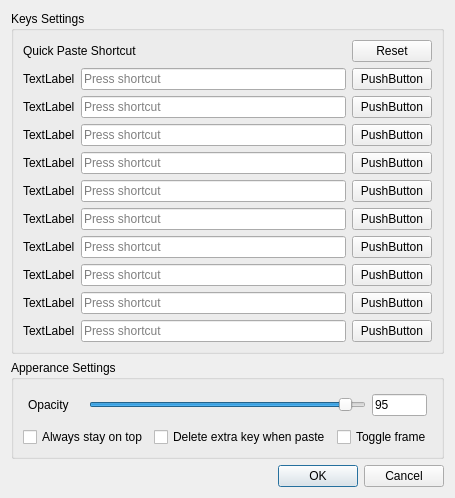
First picture: the form in user_interface/design/settings.ui, repository Ivan-812/Better-clipboard, before the edit.
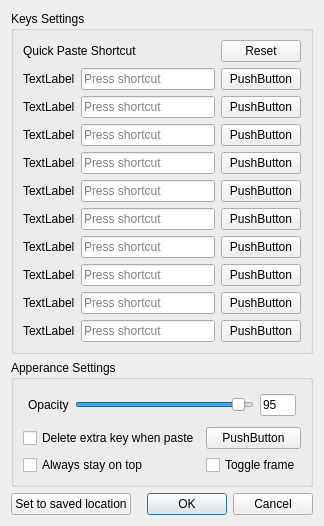
Second picture: the form after the edit.

Commit message: Add window location control

Patch:
```diff
--- a/user_interface/design/settings.ui
+++ b/user_interface/design/settings.ui
@@ -7,7 +7,7 @@
     <x>0</x>
     <y>0</y>
     <width>310</width>
-    <height>405</height>
+    <height>428</height>
    </rect>
   </property>
   <property name="windowTitle">
@@ -308,31 +308,47 @@
        </layout>
       </item>
       <item>
-       <layout class="QHBoxLayout" name="switch_container" stretch="0,0,0">
-        <item>
+       <layout class="QGridLayout" name="gridLayout">
+        <item row="1" column="0">
          <widget class="QCheckBox" name="stay_on_top">
           <property name="text">
            <string>Always stay on top</string>
           </property>
          </widget>
         </item>
-        <item>
-         <widget class="QCheckBox" name="delete_extra_key">
-          <property name="text">
-           <string>Delete extra key when paste</string>
-          </property>
-         </widget>
-        </item>
-        <item>
+        <item row="1" column="2">
          <widget class="QCheckBox" name="toggle_frame">
           <property name="text">
            <string>Toggle frame</string>
           </property>
          </widget>
         </item>
+        <item row="0" column="0">
+         <widget class="QCheckBox" name="delete_extra_key">
+          <property name="text">
+           <string>Delete extra key when paste</string>
+          </property>
+         </widget>
+        </item>
+        <item row="0" column="2">
+         <widget class="QPushButton" name="lock_location_button">
+          <property name="text">
+           <string>PushButton</string>
+          </property>
+         </widget>
+        </item>
        </layout>
       </item>
      </layout>
+    </widget>
+   </item>
+   <item>
+    <layout class="QHBoxLayout" name="horizontalLayout_2">
+     <item>
+      <widget class="QPushButton" name="reset_location_button">
+       <property name="text">
+        <string>Set to saved location</string>
+       </property>
     </widget>
    </item>
    <item>
@@ -344,6 +360,8 @@
       <set>QDialogButtonBox::Cancel|QDialogButtonBox::Ok</set>
      </property>
     </widget>
+     </item>
+    </layout>
    </item>
   </layout>
  </widget>
```
Lines whose indentation alone changed are shown as unchanged. The commit also changes 3 other files.
